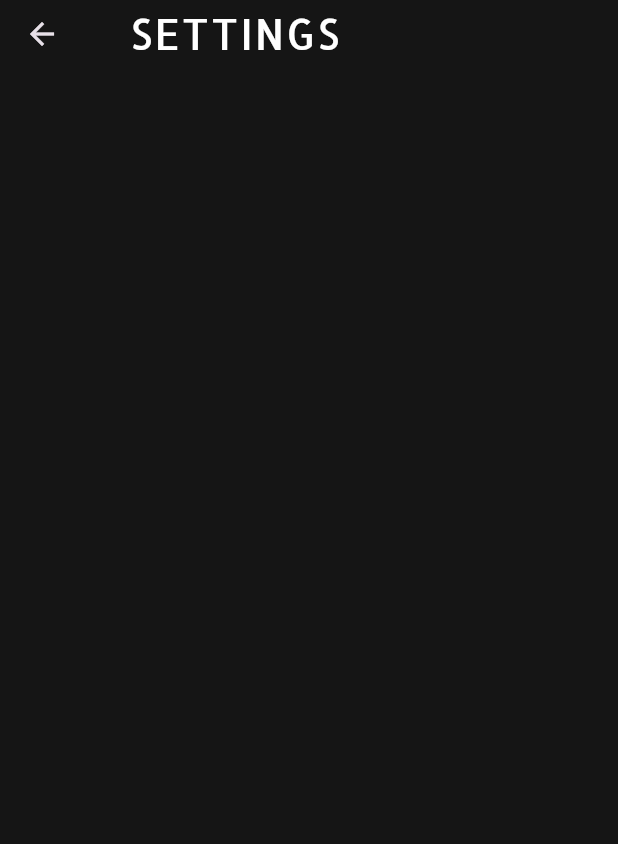
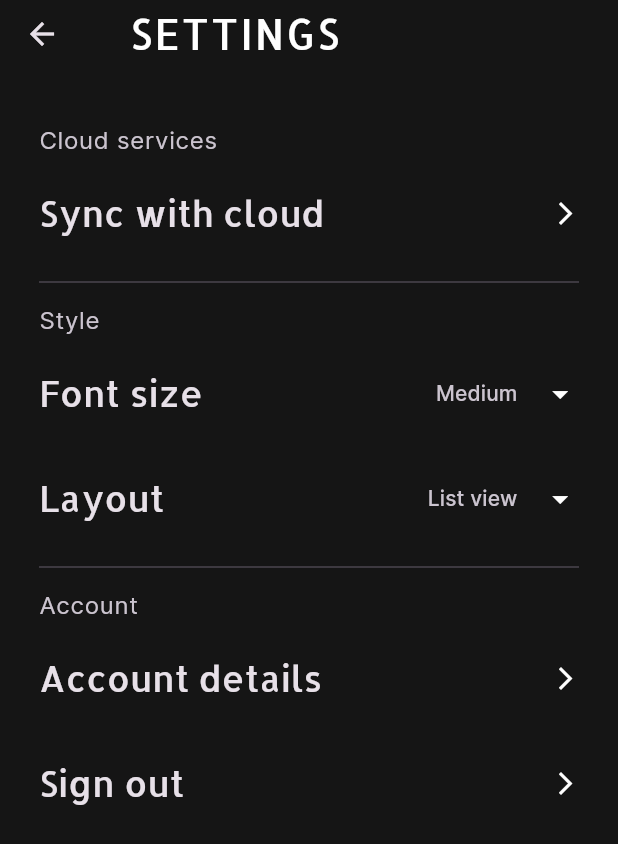
Before and after one commit to Rapithwin/firebase-notes, a Flutter app: the SettingsPage screen opened directly, on a phone screen of 412 x 824 dp. Shown: the top 844 px of the screen. Run offline on Flutter 3.47's test engine with Material 3 defaults, Android fonts, the phone set to English and light mode, and no system bars; our stand-ins replace firebase_auth, firebase_core, get, google_sign_in, shared_preferences; accounts and stored records are empty.

Commit message:
Settings page ui built

```diff
--- a/lib/pages/settings_page.dart
+++ b/lib/pages/settings_page.dart
@@ -12,9 +12,161 @@ class SettingsPage extends StatelessWidget {
     final ThemeController themeController = Get.find<ThemeController>();
     return Scaffold(
       appBar: CustomAppBar(
+        titleSpacing: 0,
         themeController: themeController,
         title: Text("SETTINGS"),
+      ),
+      body: SingleChildScrollView(
+        child: Column(
+          crossAxisAlignment: CrossAxisAlignment.start,
+          spacing: 5,
+          children: <Widget>[
+            SizedBox(
+              height: 20,
+            ),
+            SettingsTitle(
+              theme: theme,
+              title: "Cloud services",
+            ),
+            SettingsOption(
+              theme: theme,
+              title: "Sync with cloud",
+              icon: Icon(
+                Icons.arrow_forward_ios,
+                size: 18,
+              ),
+              onTap: () {},
+            ),
+            Divider(
+              endIndent: 26,
+              indent: 26,
+            ),
+            SettingsTitle(title: "Style", theme: theme),
+            SettingsOption(
+              theme: theme,
+              title: "Font size",
+              trailing: "Medium",
+              icon: Icon(
+                Icons.arrow_drop_down,
+                size: 25,
+              ),
+              onTap: () {},
+            ),
+            SettingsOption(
+              theme: theme,
+              title: "Layout",
+              trailing: "List view",
+              icon: Icon(
+                Icons.arrow_drop_down,
+                size: 25,
+              ),
+              onTap: () {},
+            ),
+            Divider(
+              endIndent: 26,
+              indent: 26,
+            ),
+            SettingsTitle(
+              theme: theme,
+              title: "Account",
+            ),
+            SettingsOption(
+              theme: theme,
+              title: "Account details",
+              icon: Icon(
+                Icons.arrow_forward_ios,
+                size: 18,
+              ),
+              onTap: () {},
+            ),
+
+            SettingsOption(
+              theme: theme,
+              title: "Sign out",
+              icon: Icon(
+                Icons.arrow_forward_ios,
+                size: 18,
+              ),
+              onTap: () {},
+            ),
+          ],
+        ),
       ),
     );
   }
 }
+
+class SettingsTitle extends StatelessWidget {
+  const SettingsTitle({
+    super.key,
+    required this.title,
+    required this.theme,
+  });
+
+  final ThemeData theme;
+  final String title;
+
+  @override
+  Widget build(BuildContext context) {
+    return Padding(
+      padding: const EdgeInsets.symmetric(horizontal: 26.0),
+      child: Text(
+        title,
+        style: theme.textTheme.bodyLarge?.copyWith(
+          color: theme.colorScheme.onSurfaceVariant,
+        ),
+      ),
+    );
+  }
+}
+
+class SettingsOption extends StatelessWidget {
+  const SettingsOption({
+    super.key,
+    required this.theme,
+    required this.title,
+    required this.icon,
+    required this.onTap,
+    this.trailing,
+  });
+
+  final ThemeData theme;
+  final String title;
+  final Icon icon;
+  final GestureTapCallback onTap;
+  final String? trailing;
+
+  @override
+  Widget build(BuildContext context) {
+    return InkWell(
+      onTap: onTap,
+      child: SizedBox(
+        height: 65,
+        child: Padding(
+          padding: const EdgeInsets.symmetric(horizontal: 26.0),
+          child: Row(
+            mainAxisAlignment: MainAxisAlignment.spaceBetween,
+            children: <Widget>[
+              Text(
+                title,
+                style: theme.textTheme.headlineSmall,
+              ),
+              Row(
+                spacing: 16,
+                children: [
+                  Text(
+                    trailing ?? "",
+                    style: theme.textTheme.labelLarge?.copyWith(
+                      color: theme.colorScheme.onSurfaceVariant,
+                    ),
+                  ),
+                  icon,
+                ],
+              ),
+            ],
+          ),
+        ),
+      ),
+    );
+  }
+}
```
